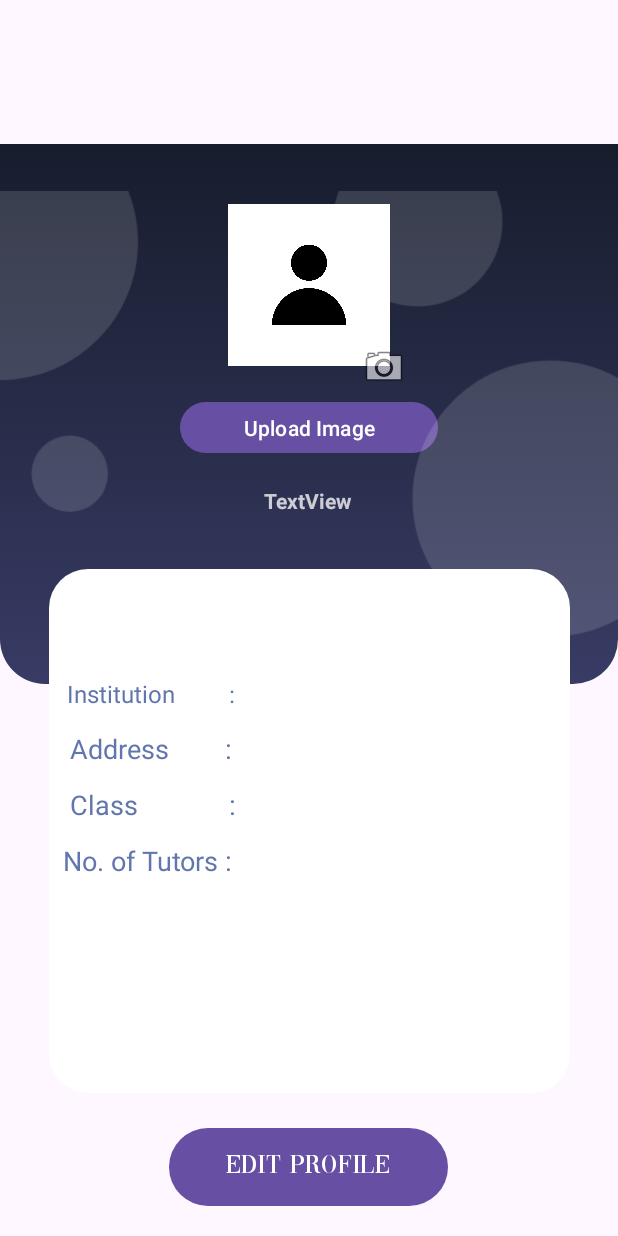
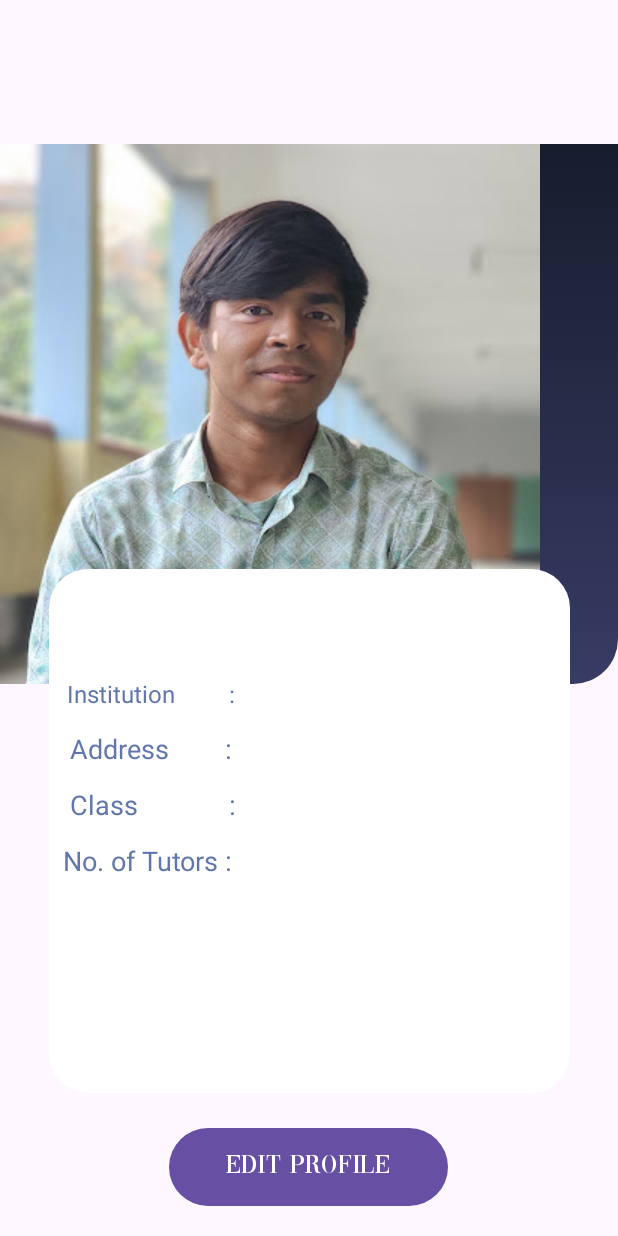
Before and after one commit to Tanzim34/Golokdhadha, an Android app: the studentProfile screen opened directly, with no data from a screen before it, on a phone screen of 412 x 824 dp. Run offline under Robolectric (Android 15) with nearby library versions, the phone set to English and light mode, and no system bars; our stand-ins replace Firebase (no records; nobody signed in at launch, a user with empty details on screens opened directly), Picasso.

Commit message:
Start Screen

```diff
--- a/app/src/main/java/com/example/myapplication/homeprofile.java
+++ b/app/src/main/java/com/example/myapplication/homeprofile.java
@@ -78,8 +78,8 @@ public class homeprofile extends AppCompatActivity {
                     name.setText(Name);
                     institution.setText(Institution);
                     address.setText(Address);
-                    semester.setText(CClass);
-                    py.setText(payment);
+                    semester.setText("2020-21");
+                    py.setText("1200");
 
 
 
--- a/app/src/main/java/com/example/myapplication/sendRequest.java
+++ b/app/src/main/java/com/example/myapplication/sendRequest.java
@@ -123,8 +123,8 @@ public class sendRequest extends AppCompatActivity {
                     name.setText(Name);
                     institution.setText(Institution);
                     address.setText(Address);
-                    semester.setText(CClass);
-                    py.setText(payment);
+                    semester.setText("2020-21");
+                    py.setText("1200");
 
 
 
--- a/app/src/main/res/layout/activity_homeprofile.xml
+++ b/app/src/main/res/layout/activity_homeprofile.xml
@@ -57,6 +57,7 @@
                     android:id="@+id/imageView2"
                     android:layout_width="wrap_content"
                     android:layout_height="360dp"
+                    android:src="@drawable/teacher"
                     app:layout_constraintBottom_toBottomOf="parent"
                     app:layout_constraintEnd_toEndOf="parent"
                     app:layout_constraintHorizontal_bias="0.0"
--- a/app/src/main/res/layout/activity_student_home.xml
+++ b/app/src/main/res/layout/activity_student_home.xml
@@ -57,6 +57,7 @@
                     android:id="@+id/imageView2"
                     android:layout_width="wrap_content"
                     android:layout_height="360dp"
+                    android:src="@drawable/unnamed"
                     app:layout_constraintBottom_toBottomOf="parent"
                     app:layout_constraintEnd_toEndOf="parent"
                     app:layout_constraintHorizontal_bias="0.0"
--- a/app/src/main/res/layout/activity_student_profile.xml
+++ b/app/src/main/res/layout/activity_student_profile.xml
@@ -100,10 +100,13 @@
                     android:id="@+id/imageView2"
                     android:layout_width="wrap_content"
                     android:layout_height="360dp"
+                    android:src="@drawable/unnamed"
                     app:layout_constraintBottom_toBottomOf="parent"
                     app:layout_constraintEnd_toEndOf="parent"
+                    app:layout_constraintHorizontal_bias="0.0"
                     app:layout_constraintStart_toStartOf="parent"
                     app:layout_constraintTop_toTopOf="parent"
+                    app:layout_constraintVertical_bias="0.0"
                     app:srcCompat="@drawable/circles" />
 
             </androidx.constraintlayout.widget.ConstraintLayout>
--- a/app/src/main/res/layout/activity_teacher_profile.xml
+++ b/app/src/main/res/layout/activity_teacher_profile.xml
@@ -57,6 +57,7 @@
                     android:id="@+id/imageView2"
                     android:layout_width="wrap_content"
                     android:layout_height="360dp"
+                    android:src="@drawable/teacher"
                     app:layout_constraintBottom_toBottomOf="parent"
                     app:layout_constraintEnd_toEndOf="parent"
                     app:layout_constraintHorizontal_bias="0.0"
```
Also changed, not shown: app/src/main/res/drawable/teacher.jpg (added), app/src/main/res/drawable/unnamed.jpg (added).
